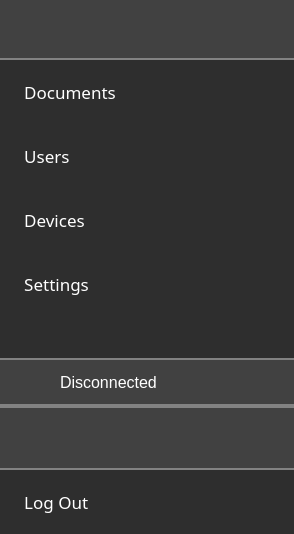
Before: the Qt Designer form parsec/core/gui/forms/menu_widget.ui in Scille/parsec-cloud, drawn with Qt 5.
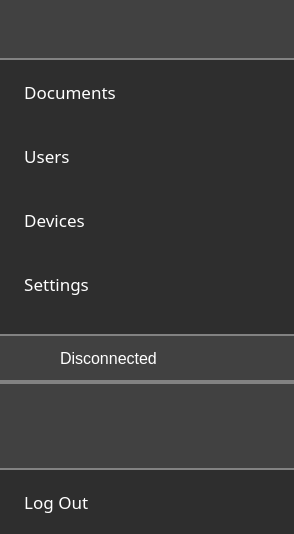
After: the same form once the commit is applied. Icons and pictures are not drawn.

Commit message: [GUI] Display the organization alongside the user and the device

Diff of the .ui file:
```diff
--- a/parsec/core/gui/forms/menu_widget.ui
+++ b/parsec/core/gui/forms/menu_widget.ui
@@ -451,13 +451,13 @@
           <property name="minimumSize">
            <size>
             <width>0</width>
-            <height>64</height>
+            <height>88</height>
            </size>
           </property>
           <property name="maximumSize">
            <size>
             <width>16777215</width>
-            <height>64</height>
+            <height>88</height>
            </size>
           </property>
           <property name="styleSheet">
@@ -524,6 +524,26 @@
              <property name="leftMargin">
               <number>20</number>
              </property>
+             <item>
+              <widget class="QLabel" name="label_organization">
+               <property name="font">
+                <font>
+                 <pointsize>12</pointsize>
+                 <weight>75</weight>
+                 <bold>true</bold>
+                </font>
+               </property>
+               <property name="styleSheet">
+                <string notr="true">QLabel#label_organization
+{
+color: rgb(255, 255, 255);
+}</string>
+               </property>
+               <property name="text">
+                <string/>
+               </property>
+              </widget>
+             </item>
              <item>
               <widget class="QLabel" name="label_username">
                <property name="font">
```
The commit also changes 1 other file.
